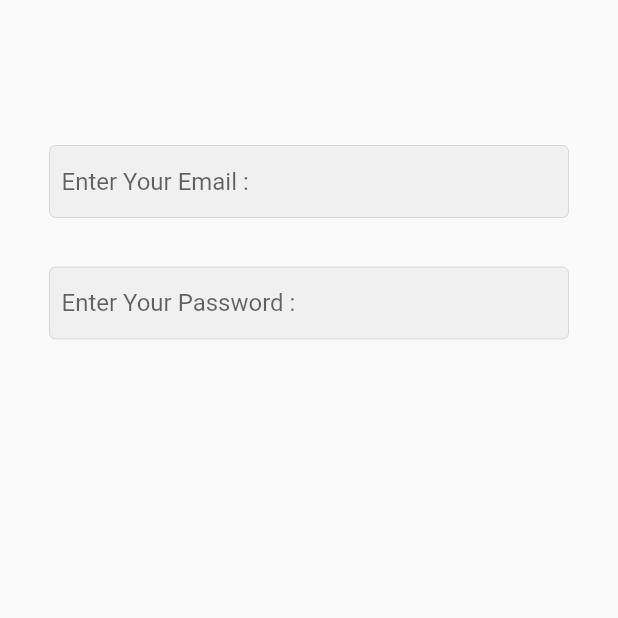
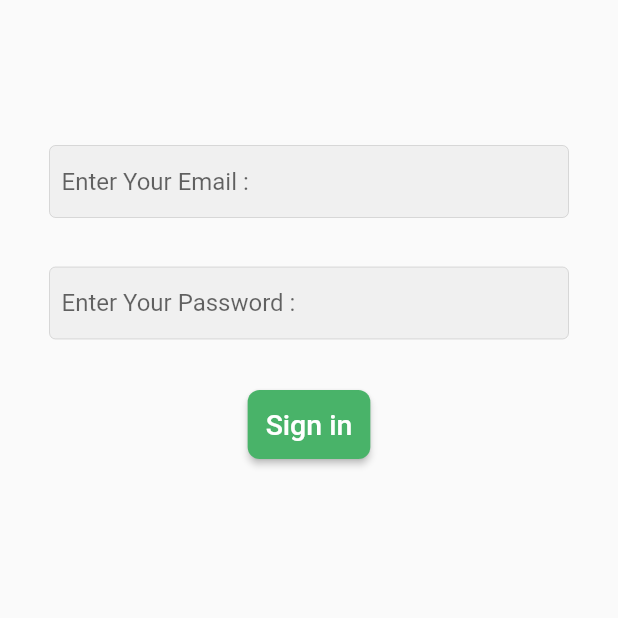
Before and after one commit to Eslam-Alaa-ZX/FlutterE-commerceTsak, a Flutter app: the screen it shows after launch, on a phone screen of 412 x 824 dp, the top half of it. Run offline on Flutter 3.47's test engine with Material 2 defaults, Android fonts, the light colour scheme and no system bars.

Commit message:
Eslam Alaa-Reusable widget: My Custom Button.

```diff
--- a/lib/pages/login.dart
+++ b/lib/pages/login.dart
@@ -1,4 +1,6 @@
 import 'package:flutter/material.dart';
+import 'package:flutter_ecommarce_task/shared/constColors.dart';
+import 'package:flutter_ecommarce_task/widgets/c_btn.dart';
 import 'package:flutter_ecommarce_task/widgets/c_text_field.dart';
 
 class Login extends StatelessWidget {
@@ -11,22 +13,30 @@ class Login extends StatelessWidget {
         child: Padding(
           padding: const EdgeInsets.all(33.0),
           child: Column(
-            children: const [
-              SizedBox(
+            children: [
+              const SizedBox(
                 height: 64,
               ),
-              MyCustomTextField(
+              const MyCustomTextField(
                 inputType: TextInputType.emailAddress,
                 isPassword: false,
                 hint: "Enter Your Email : ",
               ),
-              SizedBox(
+              const SizedBox(
                 height: 33,
               ),
-              MyCustomTextField(
+              const MyCustomTextField(
                 inputType: TextInputType.text,
                 isPassword: true,
                 hint: "Enter Your Password : ",
+              ),
+              const SizedBox(
+                height: 33,
+              ),
+              MyCBtn(
+                color: BTNgreen,
+                txt: "Sign in",
+                onClick: (){},
               ),
             ],
           ),
--- /dev/null
+++ b/lib/shared/constColors.dart
@@ -0,0 +1,5 @@
+import 'package:flutter/material.dart';
+
+const BTNpink = Color.fromARGB(255, 241, 39, 100);
+const BTNgreen = Color.fromARGB(255, 73, 179, 105);
+const appbarGreen = Color.fromARGB(255, 76, 141, 95);
--- /dev/null
+++ b/lib/widgets/c_btn.dart
@@ -0,0 +1,27 @@
+import 'package:flutter/material.dart';
+
+class MyCBtn extends StatelessWidget {
+  final void Function() onClick;
+  final Color color;
+  final String txt;
+
+
+  MyCBtn({Key? key, required this.onClick,required this.color,required this.txt}) : super(key: key);
+
+  @override
+  Widget build(BuildContext context) {
+    return ElevatedButton(
+      onPressed: onClick,
+      style: ButtonStyle(
+        backgroundColor: MaterialStateProperty.all(color),
+        padding: MaterialStateProperty.all(const EdgeInsets.all(12)),
+        shape: MaterialStateProperty.all(RoundedRectangleBorder(
+            borderRadius: BorderRadius.circular(8))),
+      ),
+      child: Text(
+        txt,
+        style: const TextStyle(fontSize: 19),
+      ),
+    );
+  }
+}
```
